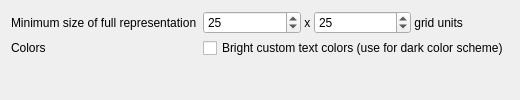
This is plasmoid/lib/appearanceoptionpage.ui in Martchus/syncthingtray as Qt 5 draws it before an edit. The edited form follows.
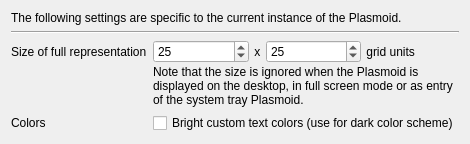
This is the edited form. Icons and pictures are not drawn.

Commit message: Improve appearance option page of Plasmoid

The edit to the form file:
```diff
--- a/plasmoid/lib/appearanceoptionpage.ui
+++ b/plasmoid/lib/appearanceoptionpage.ui
@@ -9,19 +9,51 @@
    <iconset theme="preferences-desktop">
     <normaloff>.</normaloff>.</iconset>
   </property>
+  <layout class="QVBoxLayout" name="verticalLayout">
+   <item>
+    <widget class="QLabel" name="label">
+     <property name="text">
+      <string>The following settings are specific to the current instance of the Plasmoid.</string>
+     </property>
+    </widget>
+   </item>
+   <item>
+    <widget class="Line" name="line">
+     <property name="orientation">
+      <enum>Qt::Horizontal</enum>
+     </property>
+    </widget>
+   </item>
+   <item>
   <layout class="QFormLayout" name="formLayout">
-   <property name="verticalSpacing">
-    <number>4</number>
-   </property>
    <item row="0" column="0">
     <widget class="QLabel" name="sizeLabel">
      <property name="text">
-      <string>Minimum size of full representation</string>
+        <string>Size of full representation</string>
+       </property>
+      </widget>
+     </item>
+     <item row="1" column="0">
+      <widget class="QLabel" name="colorsLabel">
+       <property name="text">
+        <string>Colors</string>
+       </property>
+      </widget>
+     </item>
+     <item row="1" column="1">
+      <widget class="QCheckBox" name="brightTextColorsCheckBox">
+       <property name="text">
+        <string>Bright custom text colors (use for dark color scheme)</string>
      </property>
     </widget>
    </item>
    <item row="0" column="1">
-    <layout class="QHBoxLayout" name="horizontalLayout">
+      <layout class="QVBoxLayout" name="sizeVerticalLayout">
+       <property name="spacing">
+        <number>2</number>
+       </property>
+       <item>
+        <layout class="QHBoxLayout" name="sizeHorizontalLayout">
      <item>
       <widget class="QSpinBox" name="widthSpinBox">
        <property name="minimum">
@@ -82,19 +114,25 @@
      </item>
     </layout>
    </item>
-   <item row="2" column="0">
-    <widget class="QLabel" name="colorsLabel">
-     <property name="text">
-      <string>Colors</string>
-     </property>
-    </widget>
-   </item>
-   <item row="2" column="1">
-    <widget class="QCheckBox" name="brightTextColorsCheckBox">
+       <item>
+        <widget class="QLabel" name="sizeNoteLabel">
+         <property name="sizePolicy">
+          <sizepolicy hsizetype="MinimumExpanding" vsizetype="MinimumExpanding">
+           <horstretch>0</horstretch>
+           <verstretch>0</verstretch>
+          </sizepolicy>
+         </property>
      <property name="text">
-      <string>Bright custom text colors (use for dark color scheme)</string>
-     </property>
-    </widget>
+          <string>Note that the size is ignored when the Plasmoid is displayed on the desktop, in full screen mode or as entry of the system tray Plasmoid.</string>
+         </property>
+         <property name="wordWrap">
+          <bool>true</bool>
+         </property>
+        </widget>
+       </item>
+      </layout>
+     </item>
+    </layout>
    </item>
   </layout>
  </widget>
```
Lines whose indentation alone changed are shown as unchanged. The commit also changes 2 other files.
